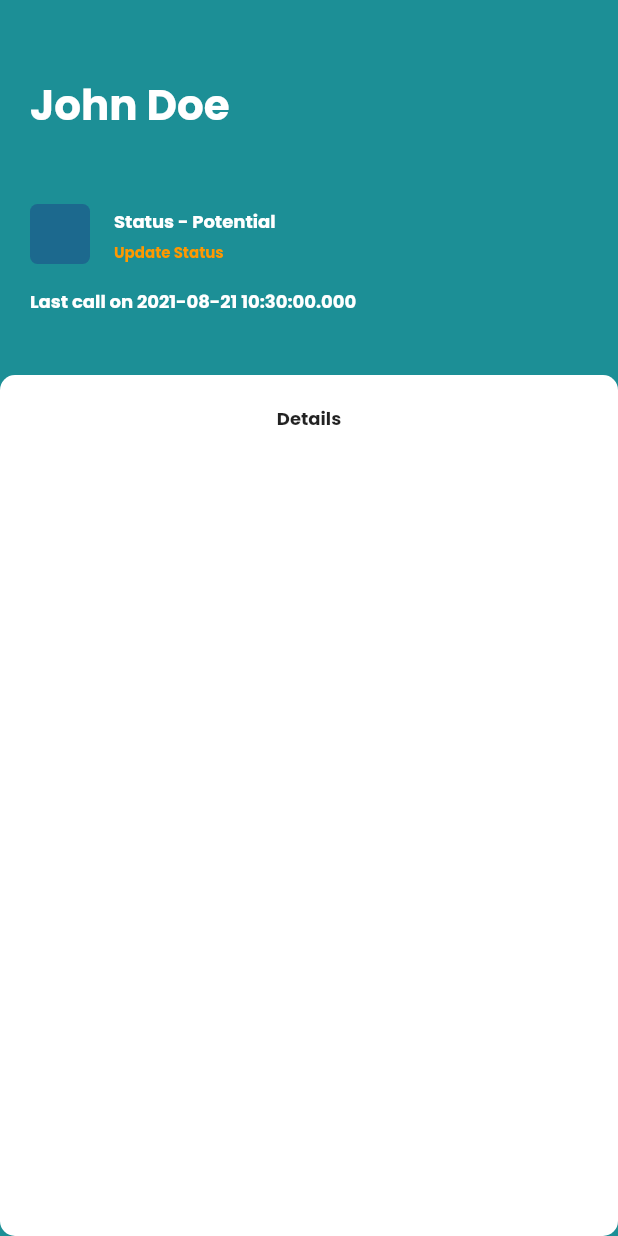
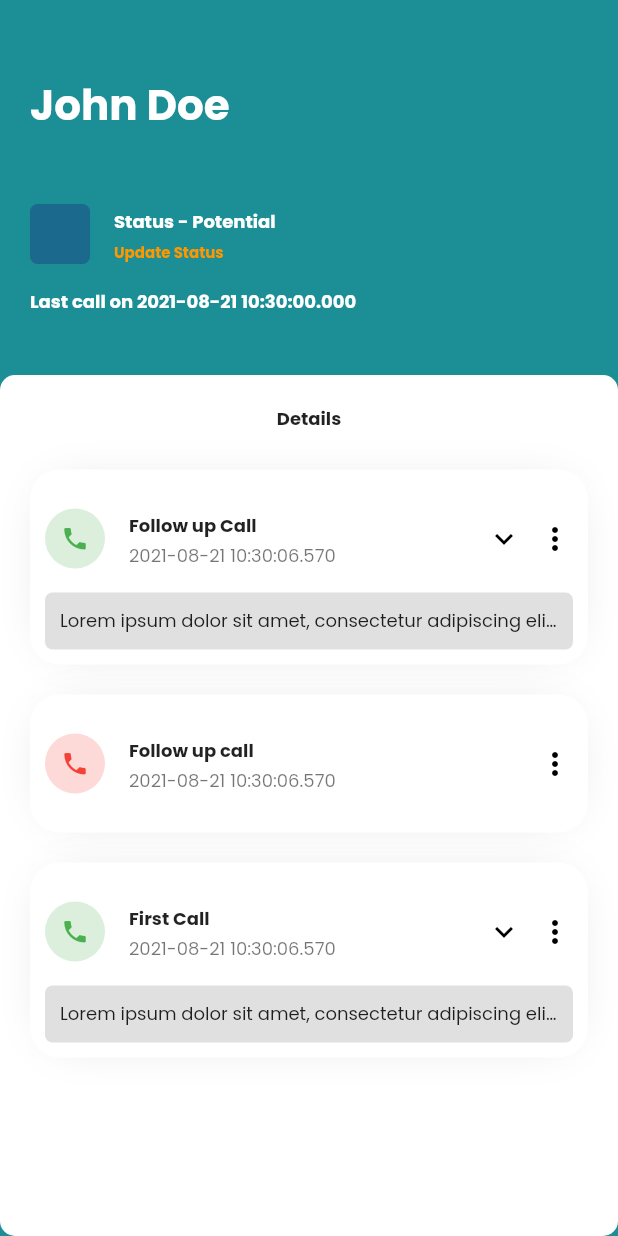
Before and after one commit to naufalfathur/naufal-cms, a Flutter app: the screen it shows after launch, after a tap on the "chevron right" icon, on a phone screen of 412 x 824 dp. Run offline on Flutter 3.47's test engine with Material 2 defaults, Android fonts, the phone set to English and light mode, and no system bars; our stand-ins replace dot_navigation_bar, google_fonts, hexcolor.

Commit message:
leadpage call list

```diff
--- a/lib/pages/leadpage.dart
+++ b/lib/pages/leadpage.dart
@@ -16,12 +16,15 @@ class _LeadpageState extends State<Leadpage> {
   _LeadpageState({required this.email});
 
   List<Leads> _leads = [];
+  List<Calls> _calls = [];
+  List<bool> _minimize = [];
 
   @override
   void initState() {
     // TODO: implement initState
     super.initState();
     _leads.add(leads[leads.indexWhere((element) => element.email == email)]);
+    _calls = List.from(calls.where((element) => element.email == email));
   }
 
   @override
@@ -89,9 +92,117 @@ class _LeadpageState extends State<Leadpage> {
                 style: GoogleFonts.poppins(
                     textStyle:
                         TextStyle(fontWeight: FontWeight.w700, fontSize: 12))),
+            SizedBox(
+              height: 15,
+            ),
+            Expanded(
+              child: ListView.builder(
+                itemCount: _calls.length,
+                itemBuilder: (BuildContext context, int index) {
+                  _minimize.add(true);
+                  return callsWidget(
+                      index,
+                      _calls[index].title,
+                      _calls[index].startDate,
+                      _calls[index].isSuccess,
+                      _calls[index].note == null ? "" : _calls[index].note);
+                },
+              ),
+            ),
           ],
         ),
       ),
     );
   }
+
+  callsWidget(
+      int index, String title, DateTime date, bool status, String note) {
+    return Container(
+      margin: EdgeInsets.symmetric(vertical: 10),
+      padding: EdgeInsets.all(10),
+      decoration: BoxDecoration(
+          color: Colors.white,
+          borderRadius: BorderRadius.circular(20),
+          boxShadow: [
+            BoxShadow(
+              color: Colors.black12,
+              offset: Offset(0.0, 0.0),
+              blurRadius: 25,
+              spreadRadius: -10,
+            )
+          ]),
+      child: Column(
+        children: [
+          ListTile(
+              contentPadding: EdgeInsets.all(0),
+              leading: circleButton(
+                  Icons.phone, status ? Colors.green : Colors.red, () {}),
+              title: Text(
+                title,
+                style: GoogleFonts.poppins(
+                  textStyle:
+                      TextStyle(fontSize: 12, fontWeight: FontWeight.w700),
+                ),
+              ),
+              subtitle: Text(
+                date.toString(),
+                overflow: TextOverflow.ellipsis,
+                style: GoogleFonts.poppins(
+                  textStyle:
+                      TextStyle(fontSize: 12, fontWeight: FontWeight.w400),
+                ),
+              ),
+              trailing: Wrap(
+                direction: Axis.horizontal,
+                alignment: WrapAlignment.center,
+                spacing: 10.0,
+                children: [
+                  Offstage(
+                    offstage: !status,
+                    child: GestureDetector(
+                      onTap: () {
+                        setState(() {
+                          _minimize[index] = !_minimize[index];
+                        });
+                      },
+                      child: Icon(
+                        _minimize[index]
+                            ? Icons.keyboard_arrow_down
+                            : Icons.keyboard_arrow_up,
+                        color: Colors.black,
+                      ),
+                    ),
+                  ),
+                  GestureDetector(
+                    onTap: () {},
+                    child: Icon(
+                      Icons.more_vert,
+                      color: Colors.black,
+                    ),
+                  )
+                ],
+              )),
+          Offstage(
+            offstage: note == "" ? true : false,
+            child: Container(
+              padding: EdgeInsets.all(10),
+              decoration: BoxDecoration(
+                  color: Colors.black12,
+                  borderRadius: BorderRadius.circular(5)),
+              child: Text(
+                note,
+                overflow: _minimize[index]
+                    ? TextOverflow.ellipsis
+                    : TextOverflow.visible,
+                style: GoogleFonts.poppins(
+                  textStyle:
+                      TextStyle(fontSize: 12, fontWeight: FontWeight.w400),
+                ),
+              ),
+            ),
+          )
+        ],
+      ),
+    );
+  }
 }
--- a/lib/widgets/localdata.dart
+++ b/lib/widgets/localdata.dart
@@ -53,11 +53,11 @@ List<Leads> leads = <Leads>[
 ];
 
 List<Calls> calls = <Calls>[
-  Calls("00201203123131301", "johndoe@gmail.com", "First Call", DateTime.now(),
+  Calls("242143425253", "johndoe@gmail.com", "Follow up Call", DateTime.now(),
       DateTime.now(), true, loremipsum),
   Calls("002012031214301", "johndoe@gmail.com", "Follow up call",
       DateTime.now(), DateTime.now(), false),
-  Calls("242143425253", "johndoe@gmail.com", "Follow up Call", DateTime.now(),
+  Calls("00201203123131301", "johndoe@gmail.com", "First Call", DateTime.now(),
       DateTime.now(), true, loremipsum),
   Calls("54657475848343533", "lxnderpona@gmail.com", "First Call",
       DateTime.now(), DateTime.now(), true, loremipsum),
--- a/lib/widgets/widgets.dart
+++ b/lib/widgets/widgets.dart
@@ -175,3 +175,35 @@ squareAvatar() {
     height: 40,
   );
 }
+
+textField(String hint,
+    {bool multiline = false,
+    bool needHeader = false,
+    String header = "",
+    TextEditingController? text}) {
+  return Expanded(
+    flex: 5,
+    child: TextField(
+      controller: text!,
+      textAlign: TextAlign.start,
+      style: TextStyle(fontWeight: FontWeight.bold),
+      keyboardType: multiline ? TextInputType.multiline : TextInputType.text,
+      maxLines: multiline ? null : 1,
+      minLines: multiline ? null : 1,
+      decoration: InputDecoration(
+        hintText: hint,
+        hintStyle: TextStyle(fontWeight: FontWeight.normal),
+        border: OutlineInputBorder(
+          borderRadius: BorderRadius.circular(5),
+          borderSide: BorderSide(
+            width: 0,
+            style: BorderStyle.none,
+          ),
+        ),
+        filled: true,
+        contentPadding: EdgeInsets.all(16),
+        fillColor: HexColor("#F2F2F2"),
+      ),
+    ),
+  );
+}
```
